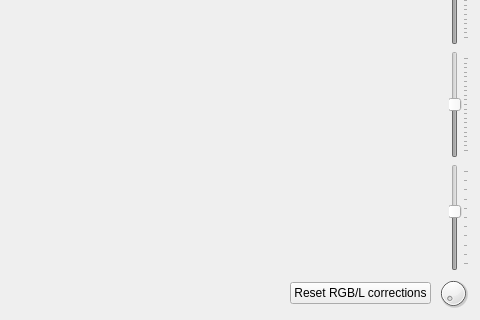
This is previewform.ui in 607011/vstripe as Qt 5 draws it before an edit; both pictures show x 141 to 621 and y 186 to 506 of the 621 by 506 pixel window. The edited form follows.
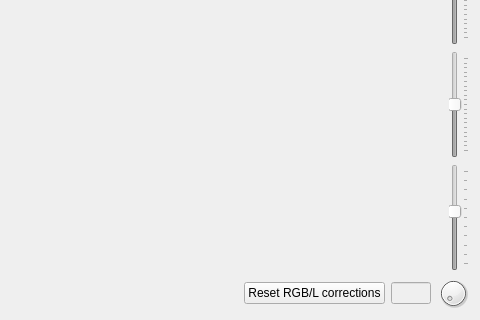
This is the edited form.

What changed in the file:
```diff
--- a/previewform.ui
+++ b/previewform.ui
@@ -253,6 +253,40 @@
          </property>
         </widget>
        </item>
+       <item>
+        <widget class="QLineEdit" name="lineEditAmplification">
+         <property name="enabled">
+          <bool>false</bool>
+         </property>
+         <property name="sizePolicy">
+          <sizepolicy hsizetype="Fixed" vsizetype="Fixed">
+           <horstretch>0</horstretch>
+           <verstretch>0</verstretch>
+          </sizepolicy>
+         </property>
+         <property name="maximumSize">
+          <size>
+           <width>40</width>
+           <height>16777215</height>
+          </size>
+         </property>
+         <property name="mouseTracking">
+          <bool>false</bool>
+         </property>
+         <property name="acceptDrops">
+          <bool>false</bool>
+         </property>
+         <property name="toolTip">
+          <string>amplification factor</string>
+         </property>
+         <property name="alignment">
+          <set>Qt::AlignRight|Qt::AlignTrailing|Qt::AlignVCenter</set>
+         </property>
+         <property name="placeholderText">
+          <string notr="true"/>
+         </property>
+        </widget>
+       </item>
        <item>
         <widget class="QDial" name="dialCorrectionFactor">
          <property name="sizePolicy">
```
Left out of the diff: 8 changed lines with no effect on the pictures.
